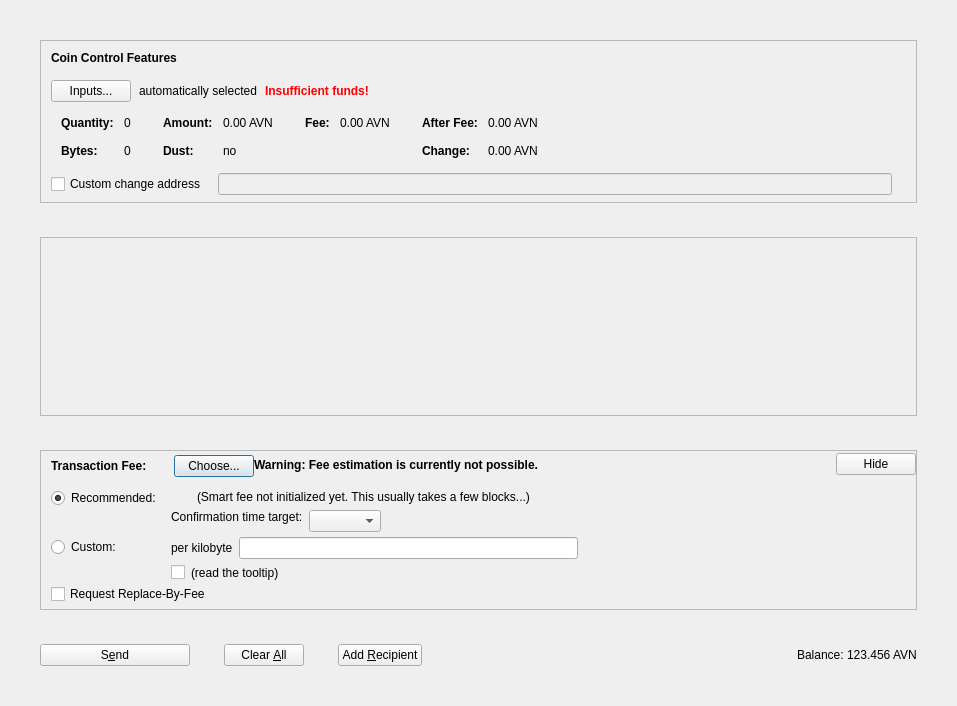
Qt form src/qt/forms/sendcoinsdialog.ui (AvianNetwork/Avian) before a commit.
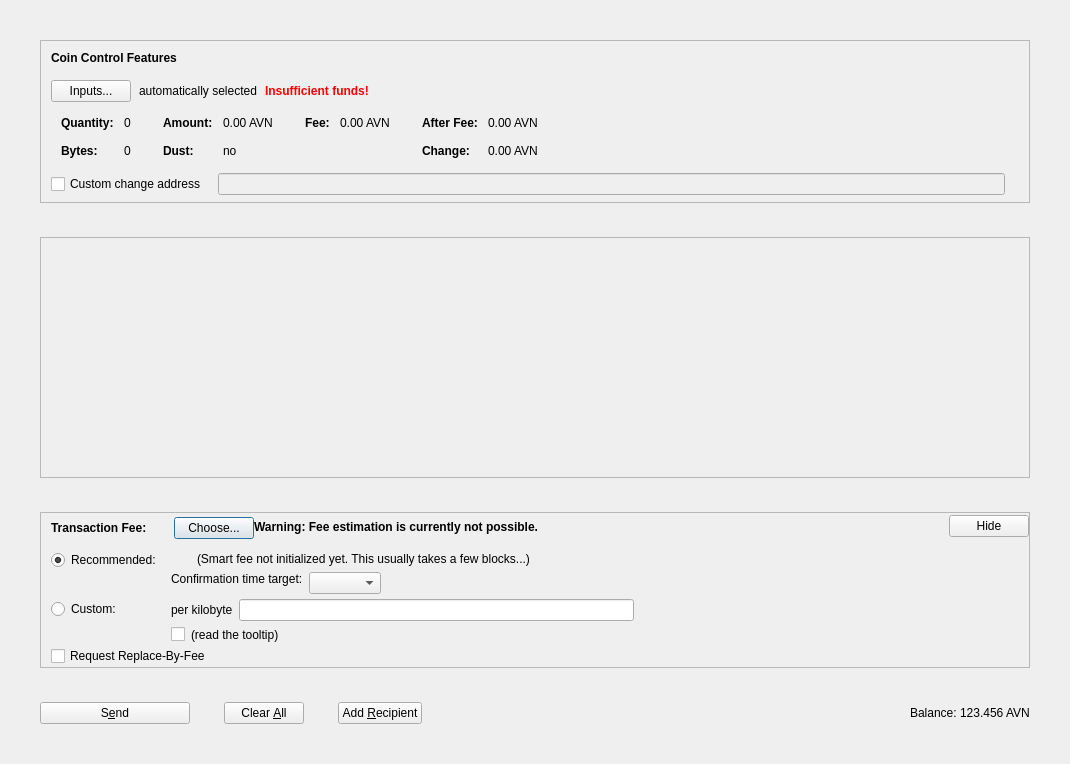
The same form after that commit. Custom widgets are drawn as their Qt base class.

What changed in the file:
```diff
--- a/src/qt/forms/sendcoinsdialog.ui
+++ b/src/qt/forms/sendcoinsdialog.ui
@@ -6,8 +6,8 @@
    <rect>
     <x>0</x>
     <y>0</y>
-    <width>957</width>
-    <height>706</height>
+    <width>1070</width>
+    <height>764</height>
    </rect>
   </property>
   <property name="windowTitle">
@@ -599,11 +599,11 @@
        <rect>
         <x>0</x>
         <y>0</y>
-        <width>875</width>
+        <width>988</width>
         <height>105</height>
        </rect>
       </property>
-      <layout class="QVBoxLayout" name="verticalLayout_2" stretch="0,0">
+      <layout class="QVBoxLayout" name="verticalLayout_2" stretch="0,1">
        <property name="leftMargin">
         <number>0</number>
        </property>
@@ -631,7 +631,7 @@
          <property name="sizeHint" stdset="0">
           <size>
            <width>20</width>
-           <height>1000</height>
+           <height>40</height>
           </size>
          </property>
         </spacer>
@@ -643,7 +643,7 @@
    <item>
     <widget class="QFrame" name="frameFee">
      <property name="sizePolicy">
-      <sizepolicy hsizetype="Expanding" vsizetype="Fixed">
+      <sizepolicy hsizetype="Expanding" vsizetype="Expanding">
        <horstretch>0</horstretch>
        <verstretch>0</verstretch>
       </sizepolicy>
@@ -1137,8 +1137,8 @@
           </property>
           <property name="sizeHint" stdset="0">
            <size>
-            <width>40</width>
-            <height>5</height>
+            <width>800</width>
+            <height>1</height>
            </size>
           </property>
          </spacer>
```
